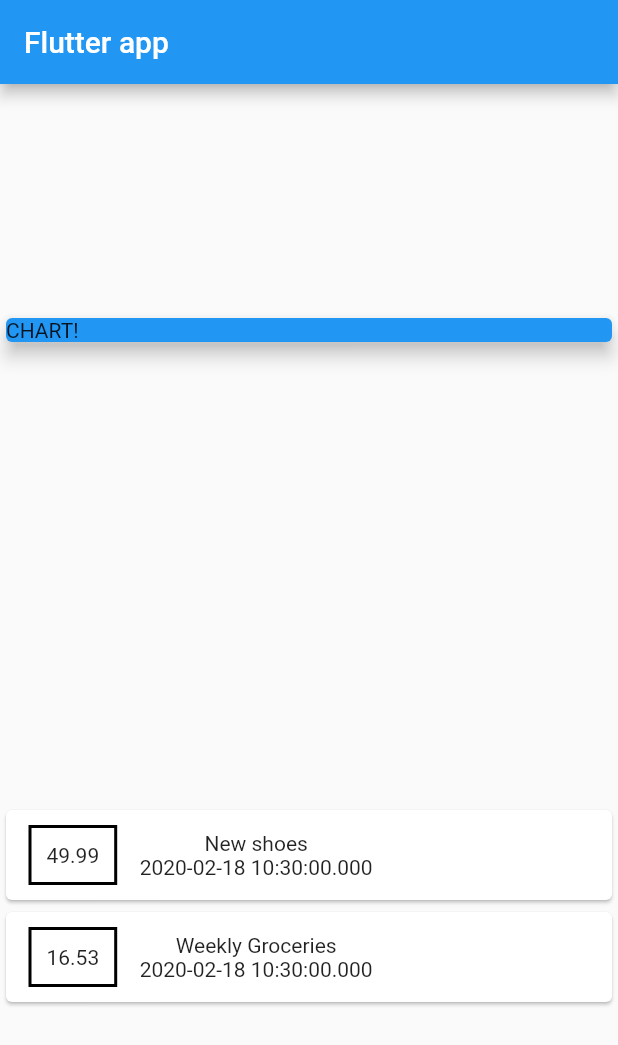
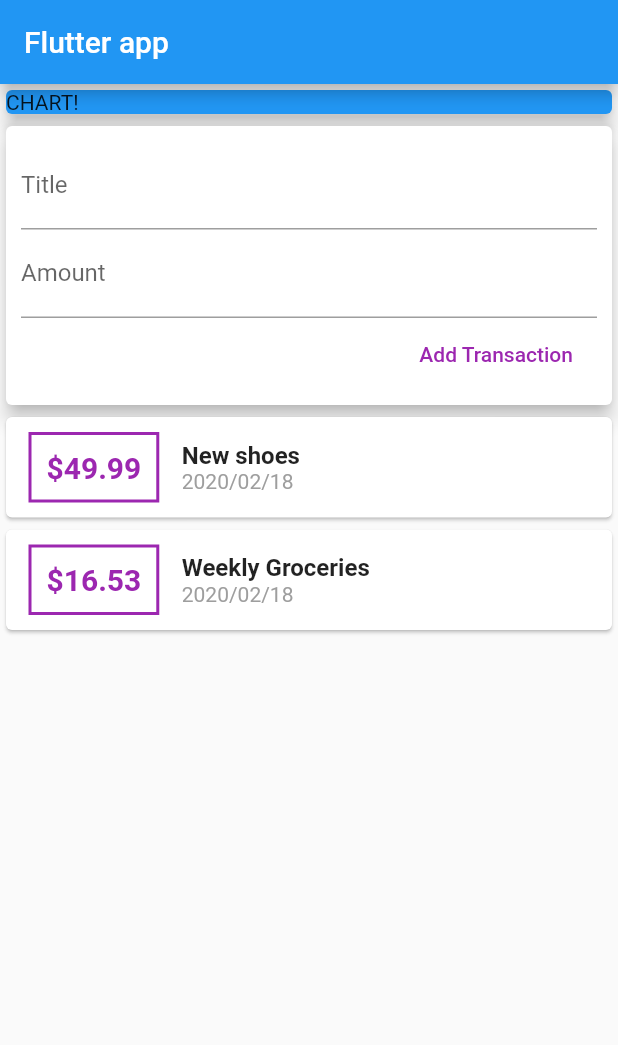
Before and after one commit to dev-marceloborba/flutter-app01, a Flutter app: the screen it shows after launch, on a phone screen of 412 x 824 dp. Shown: the top 1045 px of the screen. Run offline on Flutter 3.47's test engine with Material 2 defaults, Android fonts, the phone set to English and light mode, and no system bars.

Commit message:
app splitted into several widgets

```diff
--- a/lib/main.dart
+++ b/lib/main.dart
@@ -1,5 +1,5 @@
-import 'package:app01/transaction.dart';
 import 'package:flutter/material.dart';
+import 'package:app01/widgets/user_transactions.dart';
 
 void main() => runApp(MyApp());
 
@@ -17,15 +17,8 @@ class MyApp extends StatelessWidget {
 }
 
 class MyHomePage extends StatelessWidget {
-  final List<Transaction> transactions = [
-    Transaction(
-        id: 't1', title: 'New shoes', amount: 49.99, date: DateTime.now()),
-    Transaction(
-        id: 't2',
-        title: 'Weekly Groceries',
-        amount: 16.53,
-        date: DateTime.now()),
-  ];
+  String titleInput;
+  String amountInput;
 
   @override
   Widget build(BuildContext context) {
@@ -34,7 +27,7 @@ class MyHomePage extends StatelessWidget {
         title: Text('Flutter app'),
       ),
       body: Column(
-        mainAxisAlignment: MainAxisAlignment.spaceAround,
+        mainAxisAlignment: MainAxisAlignment.start,
         crossAxisAlignment: CrossAxisAlignment.center,
         children: <Widget>[
           Card(
@@ -45,30 +38,7 @@ class MyHomePage extends StatelessWidget {
             ),
             elevation: 5,
           ),
-          Column(
-            children: transactions.map((tx) {
-              return Card(
-                child: Row(
-                  children: <Widget>[
-                    Container(
-                      margin:
-                          EdgeInsets.symmetric(vertical: 10, horizontal: 15),
-                      decoration: BoxDecoration(
-                          border: Border.all(color: Colors.black, width: 2)),
-                      child: Text(tx.amount.toString()),
-                      padding: EdgeInsets.all(10),
-                    ),
-                    Column(
-                      children: <Widget>[
-                        Text(tx.title),
-                        Text(tx.date.toString())
-                      ],
-                    )
-                  ],
-                ),
-              );
-            }).toList(),
-          )
+          UserTransactions()
         ],
       ),
     );
--- /dev/null
+++ b/lib/widgets/new_transaction.dart
@@ -0,0 +1,40 @@
+import 'package:flutter/material.dart';
+
+class NewTransaction extends StatelessWidget {
+  final Function transactionHandler;
+
+  NewTransaction(this.transactionHandler);
+
+  final titleController = TextEditingController();
+  final amountController = TextEditingController();
+
+  @override
+  Widget build(BuildContext context) {
+    return Card(
+      elevation: 5,
+      child: Container(
+        padding: EdgeInsets.all(10),
+        child: Column(
+          crossAxisAlignment: CrossAxisAlignment.end,
+          children: <Widget>[
+            TextField(
+              decoration: InputDecoration(labelText: 'Title'),
+              controller: titleController,
+            ),
+            TextField(
+              decoration: InputDecoration(labelText: 'Amount'),
+              controller: amountController,
+            ),
+            FlatButton(
+              child: Text('Add Transaction'),
+              textColor: Colors.purple,
+              onPressed: () {
+                transactionHandler();
+              },
+            ),
+          ],
+        ),
+      ),
+    );
+  }
+}
--- /dev/null
+++ b/lib/widgets/transaction_list.dart
@@ -0,0 +1,50 @@
+import 'package:app01/models/transaction.dart';
+import 'package:flutter/material.dart';
+import 'package:intl/intl.dart';
+
+class TransactionList extends StatelessWidget {
+
+  final List<Transaction> transactions;
+
+  TransactionList(this.transactions);
+
+  @override
+  Widget build(BuildContext context) {
+    return Column(
+      children: transactions.map((tx) {
+        return Card(
+          child: Row(
+            children: <Widget>[
+              Container(
+                margin: EdgeInsets.symmetric(vertical: 10, horizontal: 15),
+                decoration: BoxDecoration(
+                    border: Border.all(color: Colors.purple, width: 2)),
+                child: Text(
+                  '\$${tx.amount}',
+                  style: TextStyle(
+                      fontWeight: FontWeight.bold,
+                      fontSize: 20,
+                      color: Colors.purple),
+                ),
+                padding: EdgeInsets.all(10),
+              ),
+              Column(
+                crossAxisAlignment: CrossAxisAlignment.start,
+                children: <Widget>[
+                  Text(
+                    tx.title,
+                    style: TextStyle(fontWeight: FontWeight.bold, fontSize: 16),
+                  ),
+                  Text(
+                    DateFormat('yyyy/MM/dd').format(tx.date),
+                    style: TextStyle(color: Colors.grey),
+                  )
+                ],
+              )
+            ],
+          ),
+        );
+      }).toList(),
+    );
+  }
+}
--- /dev/null
+++ b/lib/widgets/user_transactions.dart
@@ -0,0 +1,43 @@
+import 'package:flutter/material.dart';
+import 'package:app01/widgets/new_transaction.dart';
+import 'package:app01/widgets/transaction_list.dart';
+import 'package:app01/models/transaction.dart';
+
+class UserTransactions extends StatefulWidget {
+  @override
+  _UserTransactionsState createState() => _UserTransactionsState();
+}
+
+class _UserTransactionsState extends State<UserTransactions> {
+  final List<Transaction> _userTransactions = [
+    Transaction(
+        id: 't1', title: 'New shoes', amount: 49.99, date: DateTime.now()),
+    Transaction(
+        id: 't2',
+        title: 'Weekly Groceries',
+        amount: 16.53,
+        date: DateTime.now()),
+  ];
+
+  void _addMewTransaction(String title, double amount) {
+    final newTx = Transaction(
+        title: title,
+        amount: amount,
+        date: DateTime.now(),
+        id: DateTime.now().toString());
+
+    setState(() {
+      _userTransactions.add(newTx);
+    });
+  }
+
+  @override
+  Widget build(BuildContext context) {
+    return Column(
+      children: <Widget>[
+        NewTransaction(_addMewTransaction),
+        TransactionList(_userTransactions)
+      ],
+    );
+  }
+}
```
Also changed, not shown: pubspec.yaml (+1 -6 lines), lib/models/transaction.dart (renamed from lib/transaction.dart), pubspec.lock.
